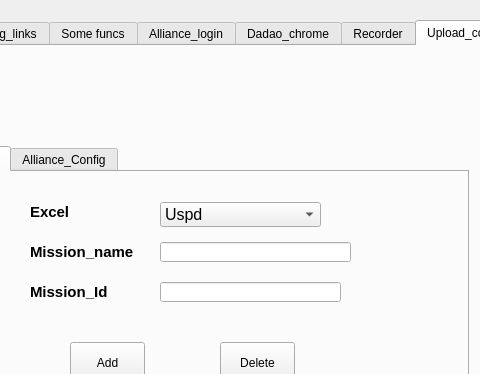
This is ui/test.ui in FuckBrains/src as Qt 5 draws it before an edit; both pictures show x 514 to 994 and y 0 to 374 of the 1098 by 553 pixel window. The edited form follows.
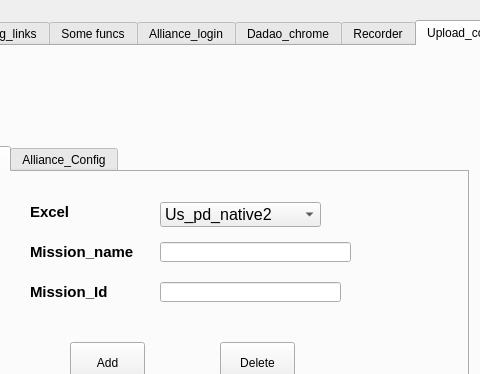
This is the edited form. The open tabs and pages were chosen to show the change.

```diff
--- a/ui/test.ui
+++ b/ui/test.ui
@@ -3342,6 +3342,11 @@
           <pointsize>12</pointsize>
          </font>
         </property>
+        <item>
+         <property name="text">
+          <string>Us_pd_native2</string>
+         </property>
+        </item>
         <item>
          <property name="text">
           <string>Uspd</string>
```
Left out of the diff: 2 changed lines with no effect on the pictures.
